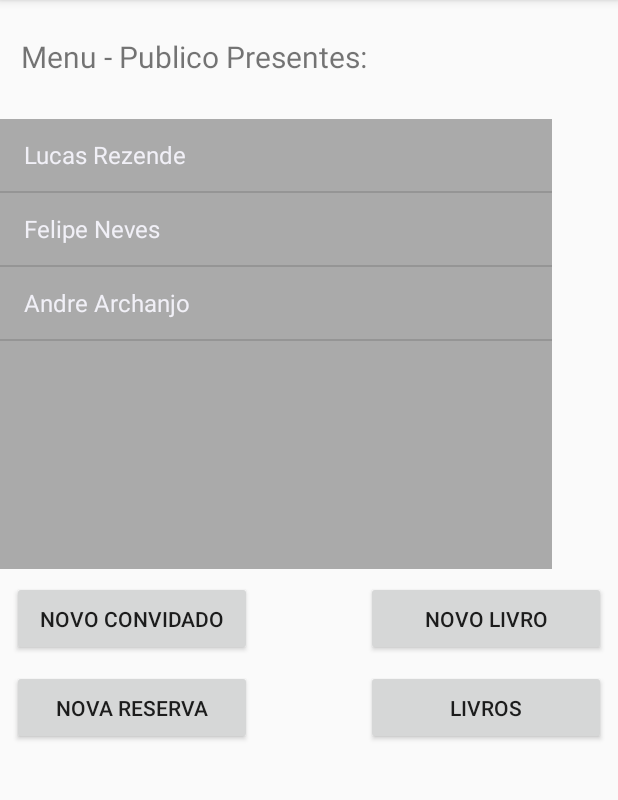
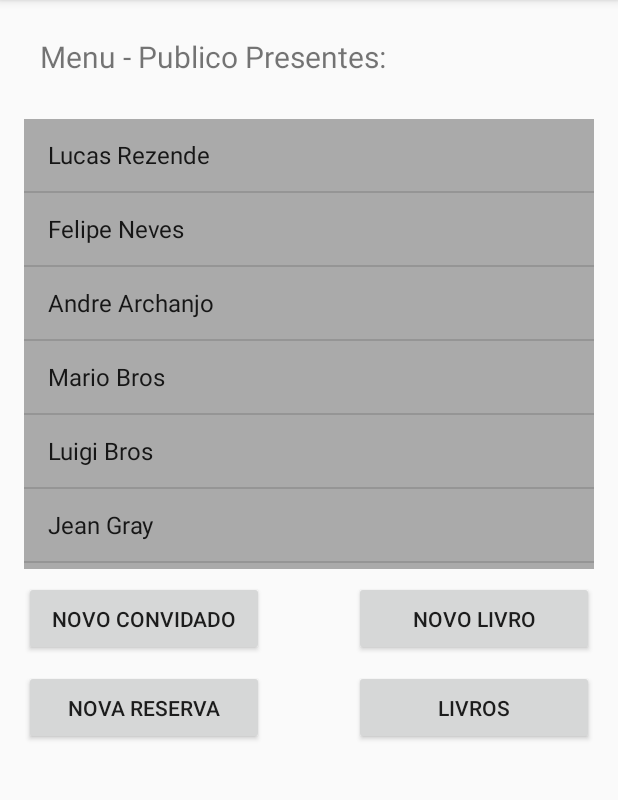
Before and after one commit to ufjf-dcc196/2017-dcc196-trb1-lucas-rezende-5, an Android app: the screen it shows after launch (MainActivity), on a phone screen of 412 x 824 dp, the part 84-884 px from its top. Run offline under Robolectric (Android 15) with nearby library versions, the phone set to English and light mode, and no system bars.

Commit message:
Adiciona troca de informaçoes entre telas

```diff
--- a/app/src/main/java/com/toybox/lucasrezende/dcc196_controle_feira_do_livro/Formularios/CadastroLivro.java
+++ b/app/src/main/java/com/toybox/lucasrezende/dcc196_controle_feira_do_livro/Formularios/CadastroLivro.java
@@ -26,7 +26,7 @@ public class CadastroLivro extends AppCompatActivity {
 
         txtTitulo = (EditText)findViewById(R.id.txtNome);
         txtEditora = (EditText)findViewById(R.id.txtEditora);
-        txtAno = (EditText)findViewById(R.id.txtAno);
+        txtAno = (EditText)findViewById(R.id.txtEmail);
         btnCadastro = (Button)findViewById(R.id.btnCadastro);
 
         btnCadastro.setOnClickListener(new View.OnClickListener() {
--- a/app/src/main/java/com/toybox/lucasrezende/dcc196_controle_feira_do_livro/Formularios/CadastroParticipante.java
+++ b/app/src/main/java/com/toybox/lucasrezende/dcc196_controle_feira_do_livro/Formularios/CadastroParticipante.java
@@ -25,7 +25,7 @@ public class CadastroParticipante extends AppCompatActivity {
 
         txtNome = (EditText)findViewById(R.id.txtNome);
         txtSobrenome = (EditText)findViewById(R.id.txtEditora);
-        txtEmail = (EditText)findViewById(R.id.txtAno);
+        txtEmail = (EditText)findViewById(R.id.txtEmail);
         btnCadastro = (Button)findViewById(R.id.btnCadastro);
 
         btnCadastro.setOnClickListener(new View.OnClickListener() {
--- a/app/src/main/java/com/toybox/lucasrezende/dcc196_controle_feira_do_livro/Helper/LivrosHelper.java
+++ b/app/src/main/java/com/toybox/lucasrezende/dcc196_controle_feira_do_livro/Helper/LivrosHelper.java
@@ -24,9 +24,9 @@ public class LivrosHelper {
     }
 
     public void populaLista() {
-        Livro l1 = new Livro("Leviatã: A missão secreta","Galera Record",2012);
-        Livro l2 = new Livro("Beemote: A Revolução","Galera Record",2013);
-        Livro l3 = new Livro("Golias: A Revelação","Galera Record",2014);
+        Livro l1 = new Livro("Leviatã A missão secreta","Galera Record",2012);
+        Livro l2 = new Livro("Beemote A Revolução","Galera Record",2013);
+        Livro l3 = new Livro("Golias A Revelação","Galera Record",2014);
 
     //carrega base de dados inicial
         items.add(l1);
--- a/app/src/main/java/com/toybox/lucasrezende/dcc196_controle_feira_do_livro/Helper/ParticipantesHelper.java
+++ b/app/src/main/java/com/toybox/lucasrezende/dcc196_controle_feira_do_livro/Helper/ParticipantesHelper.java
@@ -38,12 +38,12 @@ public class ParticipantesHelper {
         items.add(p1);
         items.add(p2);
         items.add(p3);
-       // items.add(p4);
-       // items.add(p5);
-       // items.add(p6);
-       // items.add(p7);
-       // items.add(p8);
-       // items.add(p9);
+        items.add(p4);
+        items.add(p5);
+        items.add(p6);
+        items.add(p7);
+        items.add(p8);
+        items.add(p9);
    }
 
     public List<Participante> getList() {
@@ -54,4 +54,7 @@ public class ParticipantesHelper {
         items.add(participante);
     }
 
+    public Participante getLast() {
+        return items.get(items.size()-1);
+    }
 }
--- a/app/src/main/java/com/toybox/lucasrezende/dcc196_controle_feira_do_livro/MainActivity.java
+++ b/app/src/main/java/com/toybox/lucasrezende/dcc196_controle_feira_do_livro/MainActivity.java
@@ -13,6 +13,7 @@ import android.widget.Toast;
 
 import com.toybox.lucasrezende.dcc196_controle_feira_do_livro.Formularios.CadastroLivro;
 import com.toybox.lucasrezende.dcc196_controle_feira_do_livro.Formularios.CadastroParticipante;
+import com.toybox.lucasrezende.dcc196_controle_feira_do_livro.Helper.LivrosHelper;
 import com.toybox.lucasrezende.dcc196_controle_feira_do_livro.Helper.ParticipantesHelper;
 import com.toybox.lucasrezende.dcc196_controle_feira_do_livro.Models.DetalhesParticipante;
 import com.toybox.lucasrezende.dcc196_controle_feira_do_livro.Models.Participante;
@@ -30,11 +31,6 @@ public class MainActivity extends AppCompatActivity {
     ArrayAdapter<Participante> itemsAdapter = null;
 
 
-    @Override
-    protected void onResume() {
-        super.onResume();
-        itemsAdapter = new ArrayAdapter<Participante>(getApplicationContext(), android.R.layout.simple_list_item_1, ParticipantesHelper.getInstance().getList());
-    }
 
     @Override
     protected void onCreate(Bundle savedInstanceState) {
@@ -47,8 +43,9 @@ public class MainActivity extends AppCompatActivity {
         btnNovoLivro = (Button) findViewById(R.id.btnNovoLivro);
         lstPublico = (ListView) findViewById(R.id.lstPublico);
 
-        itemsAdapter = new ArrayAdapter<Participante>(getApplicationContext(), android.R.layout.simple_list_item_1, ParticipantesHelper.getInstance().getList());
+        itemsAdapter = new ArrayAdapter<Participante>(this, android.R.layout.simple_list_item_1, ParticipantesHelper.getInstance().getList());
         ParticipantesHelper.getInstance().populaLista();
+        LivrosHelper.getInstance().populaLista();
         lstPublico.setAdapter(itemsAdapter);
 
 
@@ -117,10 +114,16 @@ public class MainActivity extends AppCompatActivity {
     }
 
     @Override
+    protected void onResume() {
+        super.onResume();
+        BaseAdapter adpter = (BaseAdapter) lstPublico.getAdapter();
+        adpter.notifyDataSetChanged();
+    }
+
+    @Override
     public void onActivityResult(int requestCode, int resultCode, Intent data) {
         super.onActivityResult(requestCode, resultCode, data);
         if(requestCode == MainActivity.RESULT_OK && requestCode == NOVO_CADASTRO_PARTICIPANTE && data != null){
-            itemsAdapter.add(ParticipantesHelper.getInstance().getList().get(ParticipantesHelper.getInstance().getList().size()));
             Toast.makeText(getApplicationContext(),data.getStringExtra("resultado"),Toast.LENGTH_SHORT).show();
             System.out.print("participante adcionado");
         }
--- a/app/src/main/java/com/toybox/lucasrezende/dcc196_controle_feira_do_livro/Models/DetalhesParticipante.java
+++ b/app/src/main/java/com/toybox/lucasrezende/dcc196_controle_feira_do_livro/Models/DetalhesParticipante.java
@@ -19,9 +19,9 @@ public class DetalhesParticipante extends AppCompatActivity {
         super.onCreate(savedInstanceState);
         setContentView(R.layout.activity_detalhes_participante);
 
-        txtNome = (TextView)findViewById(R.id.txtCadastro);
-        txtHoraEntrada = (TextView)findViewById(R.id.txtHoraEntrada);
-        txtHoraSaida = (TextView)findViewById(R.id.txtHoraSaida);
+        txtNome = (TextView)findViewById(R.id.txtNome);
+        txtHoraEntrada = (TextView)findViewById(R.id.txtEditora);
+        txtHoraSaida = (TextView)findViewById(R.id.txtSaida);
         txtEmailParticipante = (TextView)findViewById(R.id.txtEmailParticipante);
 
         detalhes = getIntent().getStringExtra("participante").split(";");
--- a/app/src/main/res/layout/activity_cadastro_participante.xml
+++ b/app/src/main/res/layout/activity_cadastro_participante.xml
@@ -7,7 +7,7 @@
     tools:context="com.toybox.lucasrezende.dcc196_controle_feira_do_livro.Formularios.CadastroParticipante">
 
     <TextView
-        android:id="@+id/txtCadastro"
+        android:id="@+id/txtNomeLivroD"
         android:layout_width="369dp"
         android:layout_height="49dp"
         android:layout_marginLeft="16dp"
@@ -20,7 +20,7 @@
         app:layout_constraintRight_toRightOf="parent" />
 
     <EditText
-        android:id="@+id/txtAno"
+        android:id="@+id/txtEmail"
         android:layout_width="369dp"
         android:layout_height="47dp"
         android:layout_marginLeft="16dp"
@@ -63,7 +63,7 @@
         app:layout_constraintRight_toRightOf="parent"
         tools:ignore="MissingConstraints"
         android:layout_marginTop="8dp"
-        app:layout_constraintTop_toBottomOf="@+id/txtCadastro"
+        app:layout_constraintTop_toBottomOf="@+id/txtNomeLivroD"
         app:layout_constraintHorizontal_bias="0.0" />
 
     <Button
--- a/app/src/main/res/layout/activity_main.xml
+++ b/app/src/main/res/layout/activity_main.xml
@@ -17,26 +17,32 @@
         app:layout_constraintRight_toRightOf="parent"
         app:layout_constraintTop_toTopOf="parent"
         app:layout_constraintVertical_bias="0.033"
-        android:id="@+id/textView" />
+        android:id="@+id/textView"
+        android:layout_marginLeft="16dp" />
 
     <ListView
         android:id="@+id/lstPublico"
         style="@style/Widget.AppCompat.ListView"
-        android:layout_width="368dp"
+        android:layout_width="match_parent"
         android:layout_height="300dp"
+        android:layout_marginLeft="16dp"
+        android:layout_marginRight="16dp"
         android:layout_marginTop="16dp"
         android:background="@android:color/darker_gray"
+        android:scrollbars="horizontal|vertical"
         android:textFilterEnabled="false"
+        app:layout_constraintHorizontal_bias="0.0"
+        app:layout_constraintLeft_toLeftOf="parent"
+        app:layout_constraintRight_toRightOf="parent"
         app:layout_constraintTop_toBottomOf="@+id/textView"
         tools:ignore="MissingConstraints"
-        tools:layout_editor_absoluteX="8dp"
         tools:listitem="@android:layout/simple_list_item_1" />
 
     <Button
         android:id="@+id/btnNovoLivro"
         android:layout_width="160dp"
         android:layout_height="50dp"
-        android:layout_marginRight="8dp"
+        android:layout_marginRight="16dp"
         android:layout_marginTop="8dp"
         android:text="@string/novo_livro"
         app:layout_constraintRight_toRightOf="parent"
@@ -47,7 +53,7 @@
         android:id="@+id/btnLivros"
         android:layout_width="160dp"
         android:layout_height="50dp"
-        android:layout_marginRight="8dp"
+        android:layout_marginRight="16dp"
         android:layout_marginTop="67dp"
         android:text="@string/livros"
         app:layout_constraintRight_toRightOf="parent"
@@ -58,7 +64,7 @@
         android:id="@+id/btnReservaLivro"
         android:layout_width="160dp"
         android:layout_height="50dp"
-        android:layout_marginLeft="8dp"
+        android:layout_marginLeft="16dp"
         android:layout_marginTop="67dp"
         android:text="@string/nova_reserva"
         app:layout_constraintLeft_toLeftOf="parent"
@@ -69,7 +75,7 @@
         android:id="@+id/btnNovoConvidado"
         android:layout_width="160dp"
         android:layout_height="50dp"
-        android:layout_marginLeft="8dp"
+        android:layout_marginLeft="16dp"
         android:layout_marginTop="8dp"
         android:text="@string/novo_convidado"
         app:layout_constraintLeft_toLeftOf="parent"
--- a/app/src/main/res/values/strings.xml
+++ b/app/src/main/res/values/strings.xml
@@ -17,4 +17,8 @@
     <string name="ano">Ano</string>
     <string name="cadastro_de_livro">Cadastro de Livro:</string>
     <string name="editora">Editora</string>
+    <string name="confirma">Confirma</string>
+    <string name="emprestimo">Emprestimo</string>
+    <string name="participantes">Participantes</string>
+    <string name="livro">Livro</string>
 </resources>
```
Also changed, not shown: app/src/main/java/com/toybox/lucasrezende/dcc196_controle_feira_do_livro/Emprestimos.java (+33 -20 lines), app/src/main/java/com/toybox/lucasrezende/dcc196_controle_feira_do_livro/Models/DetalhesLivro.java (+12 -13 lines), app/src/main/java/com/toybox/lucasrezende/dcc196_controle_feira_do_livro/Models/Livro.java (+6 -11 lines), app/src/main/res/layout/activity_cadastro_livros.xml (+6 -6 lines), app/src/main/res/layout/activity_detalhes_livro.xml (+44 -57 lines), app/src/main/res/layout/activity_detalhes_participante.xml (+42 -42 lines), app/src/main/res/layout/activity_emprestimos.xml (+17 -10 lines).
